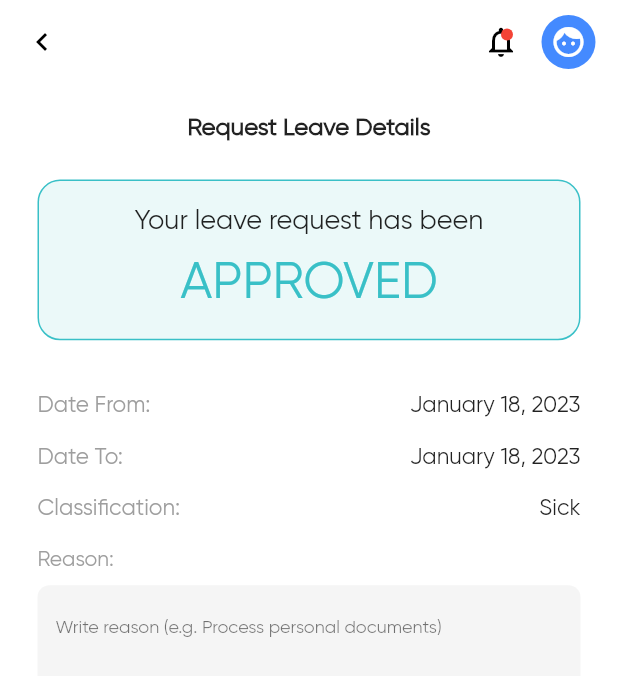
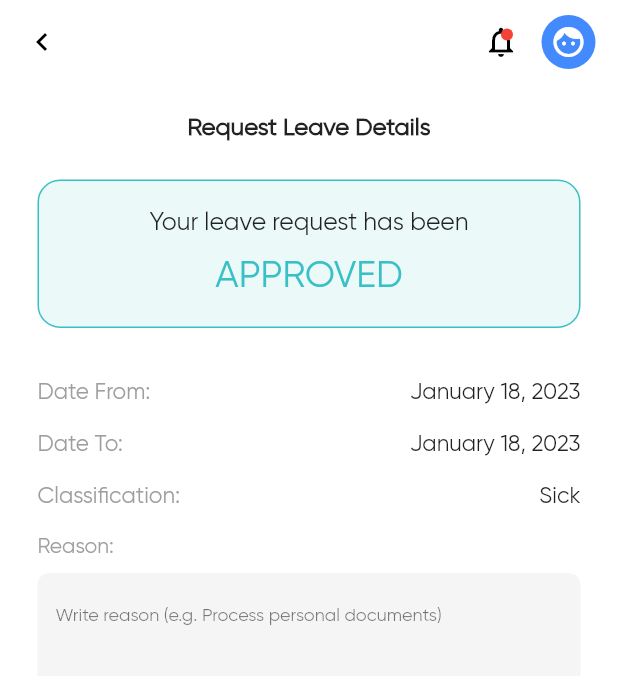
Before and after one commit to josephgcedeno/octopus-staging, a Flutter app: the LeavesDetailsScreen screen opened directly, on a phone screen of 412 x 824 dp. Shown: the top 676 px of the screen. Run offline on Flutter 3.47's test engine with Material 2 defaults, Android fonts, the phone set to English and light mode, and no system bars; our stand-ins replace flutter_bloc, flutter_dotenv, flutter_fadein, flutter_neumorphic, flutter_secure_storage, flutter_svg and 3 more; accounts and stored records are empty; generated files the repository leaves out were written again.

Commit message:
chore: adjust font sizes for mobile responsiveness

```diff
--- a/lib/module/leaves/interfaces/screens/leaves_details_screen.dart
+++ b/lib/module/leaves/interfaces/screens/leaves_details_screen.dart
@@ -24,6 +24,7 @@ class LeavesDetailsScreen extends StatelessWidget {
           children: <Widget>[
             Column(
               crossAxisAlignment: CrossAxisAlignment.start,
+              mainAxisAlignment: MainAxisAlignment.center,
               children: <Widget>[
                 Padding(
                   padding: EdgeInsets.only(bottom: height * 0.03, top: 20),
@@ -38,8 +39,10 @@ class LeavesDetailsScreen extends StatelessWidget {
                     ),
                   ),
                 ),
-                const LeaveStatusIndicator(
-                  status: LeaveStatus.approved,
+                const Center(
+                  child: LeaveStatusIndicator(
+                    status: LeaveStatus.approved,
+                  ),
                 ),
                 const LeaveDetails()
               ],
--- a/lib/module/leaves/interfaces/widgets/leave_status.dart
+++ b/lib/module/leaves/interfaces/widgets/leave_status.dart
@@ -73,7 +73,7 @@ class _LeaveStatusIndicatorState extends State<LeaveStatusIndicator> {
         color: currentStatus().color.withOpacity(0.1),
       ),
       width: kIsWeb ? width * 0.3 : width * 0.9,
-      height: kIsWeb ? height * 0.15 : height * 0.13,
+      height: kIsWeb ? height * 0.15 : height * 0.12,
       padding: const EdgeInsets.all(10),
       margin: const EdgeInsets.only(bottom: 10),
       child: Column(
@@ -81,15 +81,24 @@ class _LeaveStatusIndicatorState extends State<LeaveStatusIndicator> {
         children: <Widget>[
           Text(
             'Your leave request has been',
-            style: theme.textTheme.bodyMedium?.copyWith(fontSize: 18),
+            style: theme.textTheme.bodyMedium?.copyWith(
+              fontSize: kIsWeb ? 15 : width * 0.04,
+            ),
           ),
           const SizedBox(
             height: 10,
           ),
           Text(
             currentStatus().statusName,
-            style: theme.textTheme.headlineMedium
-                ?.copyWith(color: currentStatus().color),
+            style: kIsWeb
+                ? theme.textTheme.headlineMedium?.copyWith(
+                    color: currentStatus().color,
+                    fontSize: 20,
+                  )
+                : theme.textTheme.headlineMedium?.copyWith(
+                    color: currentStatus().color,
+                    fontSize: width * 0.06,
+                  ),
           ),
         ],
       ),
```
